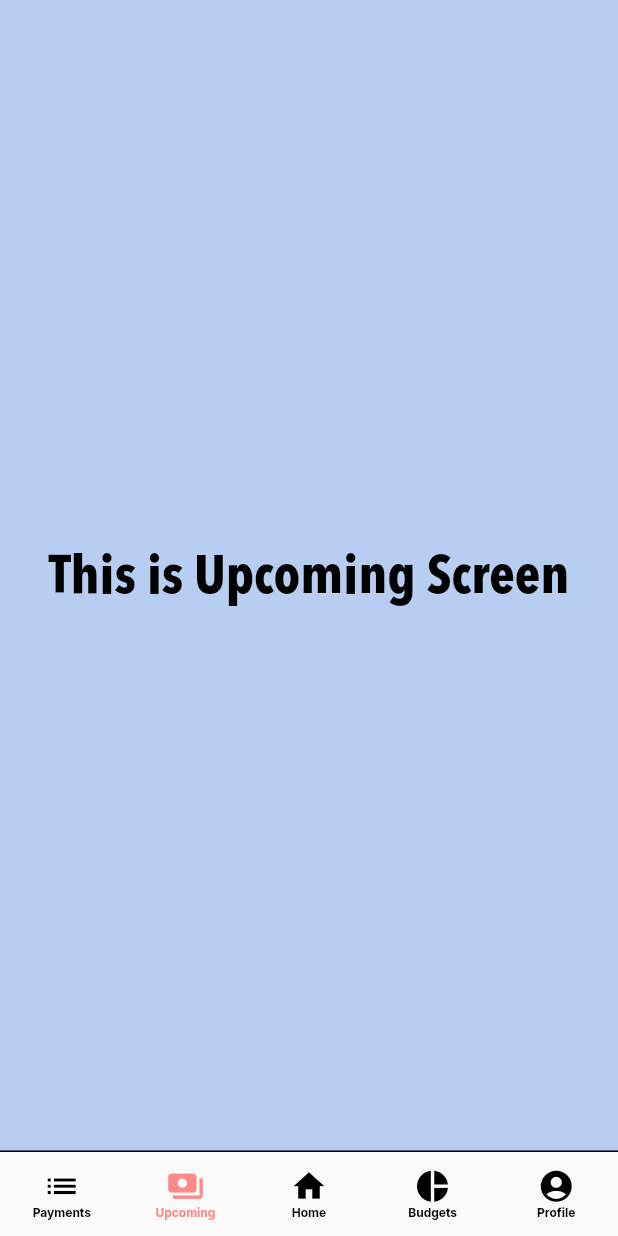
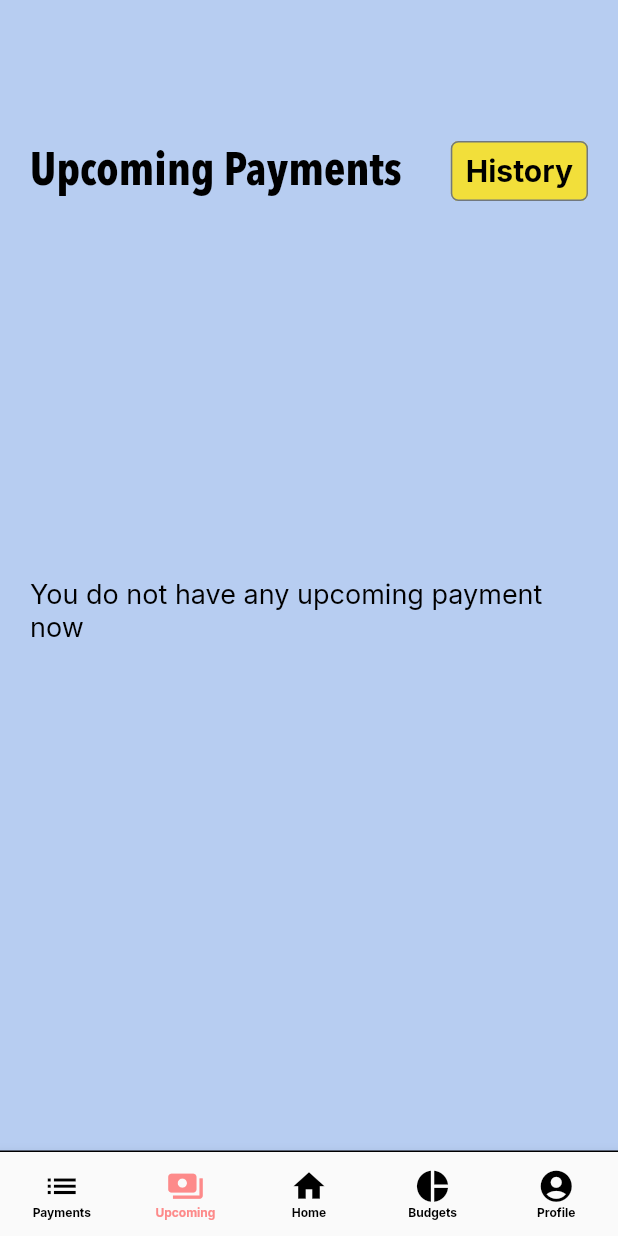
Before and after one commit to jokerJun00/paymentReminderApp, a Flutter app: the NavigationScreen screen opened by its route, item 2 of the bottom bar chosen, on a phone screen of 412 x 824 dp. Run offline on Flutter 3.47's test engine with Material 2 defaults, Android fonts, the phone set to English and light mode, and no system bars; our stand-ins replace bloc, cloud_firestore, country_picker, dartz, equatable, firebase_auth and 6 more; missing offline and left inert: flutter_stripe; accounts and stored records are empty.

Commit message:
added upcoming payment list screen and complete view upcoming list function

```diff
--- a/lib/application/screens/payment/payment_detail_screen.dart
+++ b/lib/application/screens/payment/payment_detail_screen.dart
@@ -11,6 +11,9 @@ import '../../../data/models/receiver_model.dart';
 import '../../../date_time_formatter.dart';
 import 'category_list_screen.dart';
 import 'cubit/payment_cubit.dart';
+
+// the bank drop down cannot display selected bank
+// should find a way to update value of the drop down button
 
 enum BillingCycle { weekly, biweekly, monthly, yearly }
 
--- a/lib/application/screens/payment/payments_screen.dart
+++ b/lib/application/screens/payment/payments_screen.dart
@@ -1,13 +1,9 @@
-import 'dart:math';
-
 import 'package:firebase_auth/firebase_auth.dart';
 import 'package:flutter/material.dart';
 import 'package:flutter_bloc/flutter_bloc.dart';
 import 'package:flutter_slidable/flutter_slidable.dart';
 import 'package:font_awesome_flutter/font_awesome_flutter.dart';
-import 'package:http/http.dart';
 import 'package:payment_reminder_app/application/screens/payment/add_payment_screen.dart';
-import 'package:payment_reminder_app/data/models/category_model.dart';
 
 import '../../../data/models/payment_model.dart';
 import '../../widgets/payment_card.dart';
@@ -22,7 +18,6 @@ class PaymentScreen extends StatefulWidget {
 
 class _PaymentScreenState extends State<PaymentScreen> {
   List<PaymentModel> paymentList = [];
-  List<CategoryModel> categoryList = [];
 
   final _firebaseAuth = FirebaseAuth.instance;
   var _userId = "";
--- a/lib/application/screens/payment/upcoming_screen.dart
+++ b/lib/application/screens/payment/upcoming_screen.dart
@@ -1,4 +1,9 @@
 import 'package:flutter/material.dart';
+import 'package:flutter_bloc/flutter_bloc.dart';
+import 'package:payment_reminder_app/application/screens/payment/cubit/payment_cubit.dart';
+import 'package:payment_reminder_app/application/widgets/upcoming_payment_card.dart';
+
+import '../../../data/models/payment_model.dart';
 
 class UpcomingScreen extends StatefulWidget {
   const UpcomingScreen({super.key});
@@ -8,15 +13,96 @@ class UpcomingScreen extends StatefulWidget {
 }
 
 class _UpcomingScreenState extends State<UpcomingScreen> {
+  List<PaymentModel> upcomingPaymentList = [];
+
+  void getUpcomingPayment() async {
+    final upcomingPaymentFromDatabase =
+        await BlocProvider.of<PaymentCubit>(context).getUpcomingPayment();
+
+    setState(() {
+      upcomingPaymentList = upcomingPaymentFromDatabase;
+    });
+  }
+
+  @override
+  void initState() {
+    super.initState();
+    getUpcomingPayment();
+  }
+
   @override
   Widget build(BuildContext context) {
-    return Scaffold(
-      body: Center(
-        child: Text(
-          "This is Upcoming Screen",
-          style: Theme.of(context).textTheme.titleLarge,
-        ),
-      ),
+    return BlocConsumer<PaymentCubit, PaymentState>(
+      listener: (context, state) {
+        if (state is PaymentStateError) {
+          ScaffoldMessenger.of(context).clearSnackBars();
+          ScaffoldMessenger.of(context).showSnackBar(
+            SnackBar(content: Text(state.message)),
+          );
+        }
+      },
+      builder: (context, state) {
+        return Scaffold(
+            body: (state is PaymentStateEditingData ||
+                    state is PaymentStateLoadingData)
+                ? const Center(
+                    child: CircularProgressIndicator(),
+                  )
+                : Padding(
+                    padding: const EdgeInsets.symmetric(
+                        horizontal: 20, vertical: 90),
+                    child: Column(
+                      mainAxisSize: MainAxisSize.min,
+                      crossAxisAlignment: CrossAxisAlignment.start,
+                      children: [
+                        Row(
+                          children: [
+                            Text(
+                              "Upcoming Payments",
+                              style: Theme.of(context).textTheme.titleMedium,
+                            ),
+                            const Spacer(),
+                            OutlinedButton(
+                              onPressed: () => Navigator.of(context).push(
+                                MaterialPageRoute(
+                                  builder: (_) => BlocProvider.value(
+                                    value: context.read<PaymentCubit>(),
+                                    // child: ,
+                                  ),
+                                ),
+                              ),
+                              style: Theme.of(context)
+                                  .outlinedButtonTheme
+                                  .style!
+                                  .copyWith(
+                                    padding: MaterialStateProperty.all(
+                                      const EdgeInsets.symmetric(
+                                        horizontal: 10,
+                                      ),
+                                    ),
+                                  ),
+                              child: const Text("History"),
+                            ),
+                          ],
+                        ),
+                        Expanded(
+                          child: Center(
+                            child: upcomingPaymentList.isEmpty
+                                ? const Text(
+                                    "You do not have any upcoming payment now")
+                                : ListView.builder(
+                                    itemCount: upcomingPaymentList.length,
+                                    itemBuilder: (context, index) =>
+                                        UpcomingPaymentCard(
+                                      payment: upcomingPaymentList[index],
+                                    ),
+                                  ),
+                          ),
+                        ),
+                      ],
+                    ),
+                  ));
+      },
     );
   }
 }
--- a/lib/data/datasources/payment_datasource.dart
+++ b/lib/data/datasources/payment_datasource.dart
@@ -12,6 +12,8 @@ abstract class PaymentDataSource {
   /// return [List<PaymentModel>>]
   /// get all payments that associate with userId
   Future<List<PaymentModel>> getAllPaymentsFromDataSource();
+
+  Future<List<PaymentModel>> getUpcomingPaymentsFromDataSource();
 
   Future<List<CategoryModel>> getAllCategoriesFromDataSource();
 
@@ -271,4 +273,77 @@ class PaymentDataSourceImpl implements PaymentDataSource {
         .then((value) => ReceiverModel.fromFirestore(value))
         .catchError((_) => throw ServerException());
   }
+
+  @override
+  Future<List<PaymentModel>> getUpcomingPaymentsFromDataSource() async {
+    final user_id = await _firebaseAuth.currentUser!.uid;
+    List<PaymentModel> upcomingPaymentList = [];
+
+    final upcomingPaymentData = await _firestore
+        .collection('Payments')
+        .where('user_id', isEqualTo: user_id)
+        .get()
+        .catchError((_) => throw ServerException());
+
+    upcomingPaymentData.docs.forEach((data) {
+      PaymentModel payment = PaymentModel.fromFirestore(data);
+      print("Payment =====> $payment");
+
+      final currentDate = DateTime.now();
+      final paymentDate = payment.payment_date;
+      final difference = paymentDate.difference(currentDate).inDays;
+
+      // if (difference >= 0) {
+      //   if (difference <= 7) {
+      //     upcomingPaymentList.add(payment);
+      //   } else if (payment.billing_cycle == 'weekly' && difference <= 14) {
+      //     upcomingPaymentList.add(payment);
+      //   } else if (payment.billing_cycle == 'biweekly' && difference <= 14) {
+      //     upcomingPaymentList.add(payment);
+      //   } else if (payment.billing_cycle == 'monthly' &&
+      //       currentDate.day <= paymentDate.day &&
+      //       difference <= 30) {
+      //     upcomingPaymentList.add(payment);
+      //   } else if (payment.billing_cycle == 'yearly' &&
+      //       currentDate.month <= paymentDate.month &&
+      //       currentDate.day <= paymentDate.day &&
+      //       difference <= 365) {
+      //     upcomingPaymentList.add(payment);
+      //   }
+      // }
+
+      if (difference >= 0) {
+        DateTime? upcomingPaymentDate;
+
+        if (difference <= 7) {
+          upcomingPaymentDate = paymentDate;
+        } else if (payment.billing_cycle == 'weekly' && difference <= 14) {
+          upcomingPaymentDate = paymentDate.add(const Duration(days: 7));
+        } else if (payment.billing_cycle == 'biweekly' && difference <= 14) {
+          upcomingPaymentDate = paymentDate.add(const Duration(days: 14));
+        } else if (payment.billing_cycle == 'monthly' &&
+            currentDate.day <= paymentDate.day &&
+            difference <= 30) {
+          final nextMonth =
+              currentDate.month + 1 <= 12 ? currentDate.month + 1 : 1;
+          final nextYear =
+              nextMonth == 1 ? currentDate.year + 1 : currentDate.year;
+          upcomingPaymentDate = DateTime(nextYear, nextMonth, paymentDate.day);
+        } else if (payment.billing_cycle == 'yearly' &&
+            currentDate.month <= paymentDate.month &&
+            currentDate.day <= paymentDate.day &&
+            difference <= 365) {
+          upcomingPaymentDate = DateTime(
+              currentDate.year + 1, paymentDate.month, paymentDate.day);
+        }
+
+        if (upcomingPaymentDate != null) {
+          payment.payment_date = upcomingPaymentDate;
+          upcomingPaymentList.add(payment);
+        }
+      }
+    });
+
+    return upcomingPaymentList;
+  }
 }
--- a/lib/domain/repositories/payment_repo.dart
+++ b/lib/domain/repositories/payment_repo.dart
@@ -10,6 +10,8 @@ import '../../data/models/payment_model.dart';
 
 abstract class PaymentRepo {
   Future<Either<List<PaymentEntity>, Failure>> getAllPaymentsFromDataSource();
+  Future<Either<List<PaymentEntity>, Failure>>
+      getUpcomingPaymentsFromDataSource();
   Future<Either<List<CategoryEntity>, Failure>>
       getAllCategoriesFromDataSource();
   Future<Either<void, Failure>> addPaymentFromDataSource(
--- a/lib/domain/usecases/payment_usecases.dart
+++ b/lib/domain/usecases/payment_usecases.dart
@@ -14,6 +14,10 @@ class PaymentUseCases {
 
   Future<Either<List<PaymentEntity>, Failure>> getAllPayments() {
     return paymentRepoFirestore.getAllPaymentsFromDataSource();
+  }
+
+  Future<Either<List<PaymentEntity>, Failure>> getUpcomingPayments() {
+    return paymentRepoFirestore.getUpcomingPaymentsFromDataSource();
   }
 
   Future<Either<List<CategoryEntity>, Failure>> getAllCategories() {
```
Also changed, not shown: lib/application/screens/payment/cubit/payment_cubit.dart (+18 -0 lines), lib/application/widgets/upcoming_payment_card.dart (+5 -8 lines), lib/data/repositories/payment_repo_impl.dart (+12 -0 lines), lib/application/screens/payment/payment_history.dart (added).
